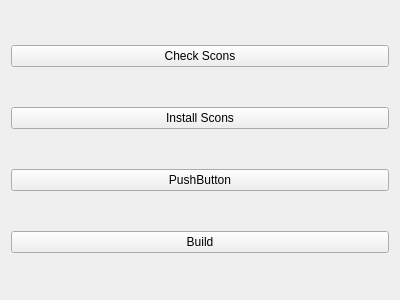
This is app/view/qt6/modules/ui/buildModule.ui in PurpleArk18/GodotBuildAutomationTool as Qt 5 draws it before an edit. The edited form follows.
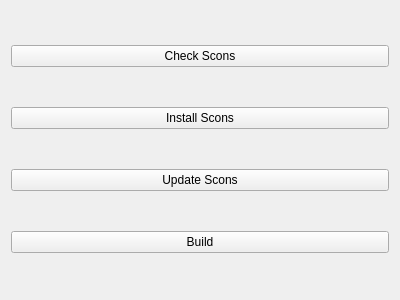
This is the edited form.

Commit message: added build functions, minor base widget refactor

```diff
--- a/app/view/qt6/modules/ui/buildModule.ui
+++ b/app/view/qt6/modules/ui/buildModule.ui
@@ -31,7 +31,7 @@
    <item>
     <widget class="QPushButton" name="update_scons_button">
      <property name="text">
-      <string>PushButton</string>
+      <string>Update Scons</string>
      </property>
     </widget>
    </item>
```
The commit also changes 7 other files.
